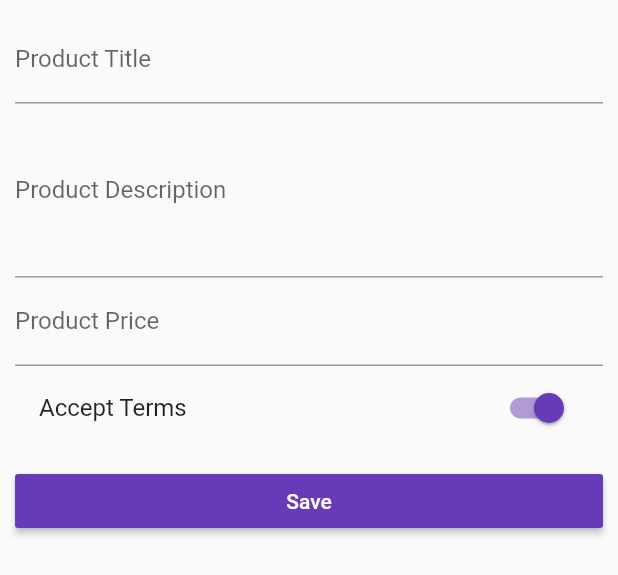
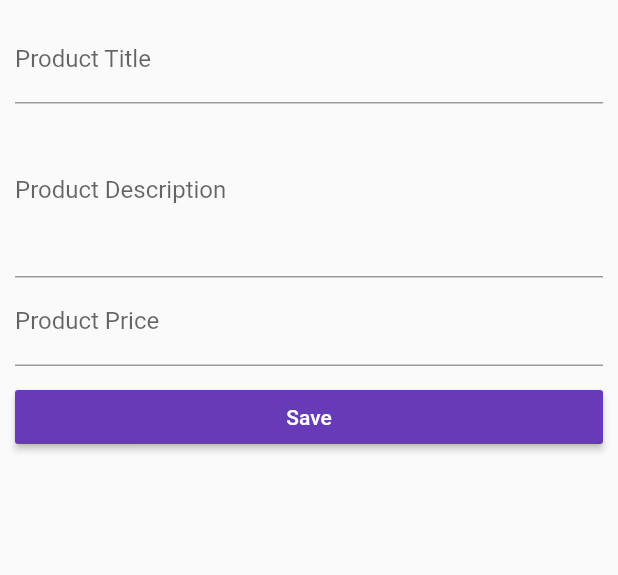
Before and after one commit to putheng/flutter-app, a Flutter app: the ProductCreatePage widget shown alone on an empty page, opened directly with empty values, after a tap on "Save", on a phone screen of 412 x 824 dp. Shown: the top 575 px of the screen. Run offline on Flutter 3.47's test engine with Material 2 defaults, Android fonts, the phone set to English and light mode, and no system bars.

Commit message:
update products page

```diff
--- a/lib/pages/product_create.dart
+++ b/lib/pages/product_create.dart
@@ -54,13 +54,6 @@ class _ProductCreatePageState extends State<ProductCreatePage> {
               });
             },
           ),
-          SwitchListTile(
-            value: true,
-            title: Text('Accept Terms'),
-            onChanged: (bool value){
-
-            }
-          ),
           SizedBox(
             height: 10.0,
           ),
@@ -72,7 +65,7 @@ class _ProductCreatePageState extends State<ProductCreatePage> {
               final Map<String, dynamic> product = {
                 'title': _titleValue,
                 'description': _descriptionValue,
-                'prince': _priceValue,
+                'price': _priceValue,
                 'image': 'assets/food-01.jpg'
               };
               widget.addProduct(product);
```
Also changed, not shown: lib/main.dart (+7 -1 lines), lib/products.dart (+44 -2 lines), pubspec.yaml (+5 -4 lines), assets/Oswald-Bold.ttf (added), assets/background.jpg (added).
